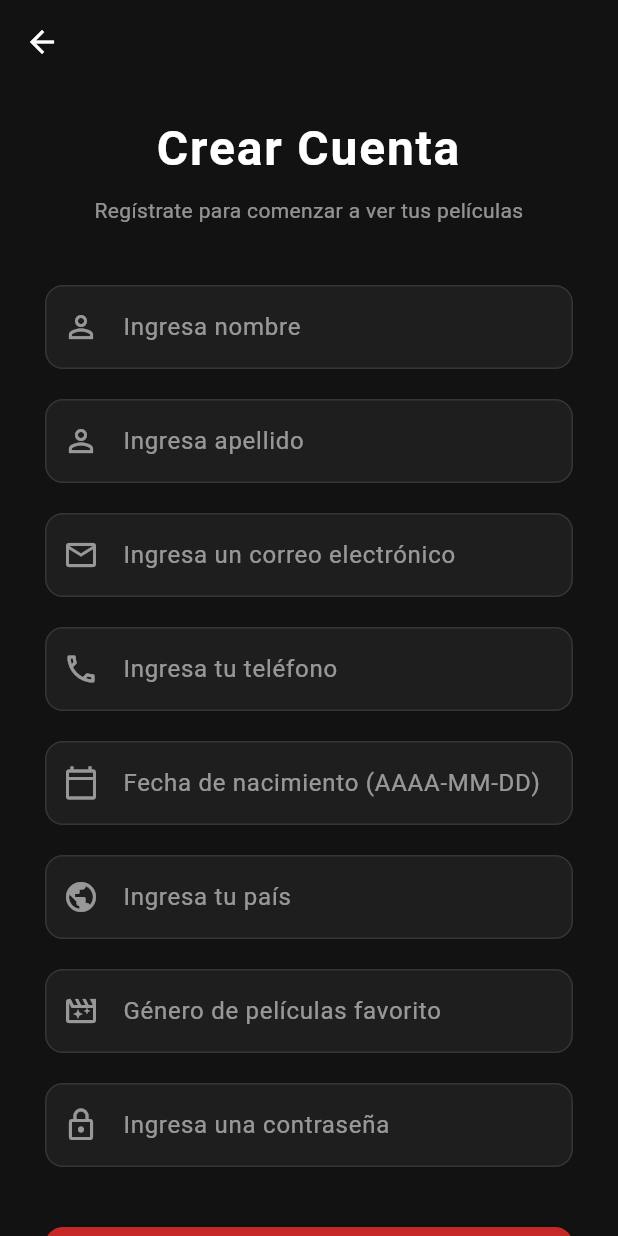
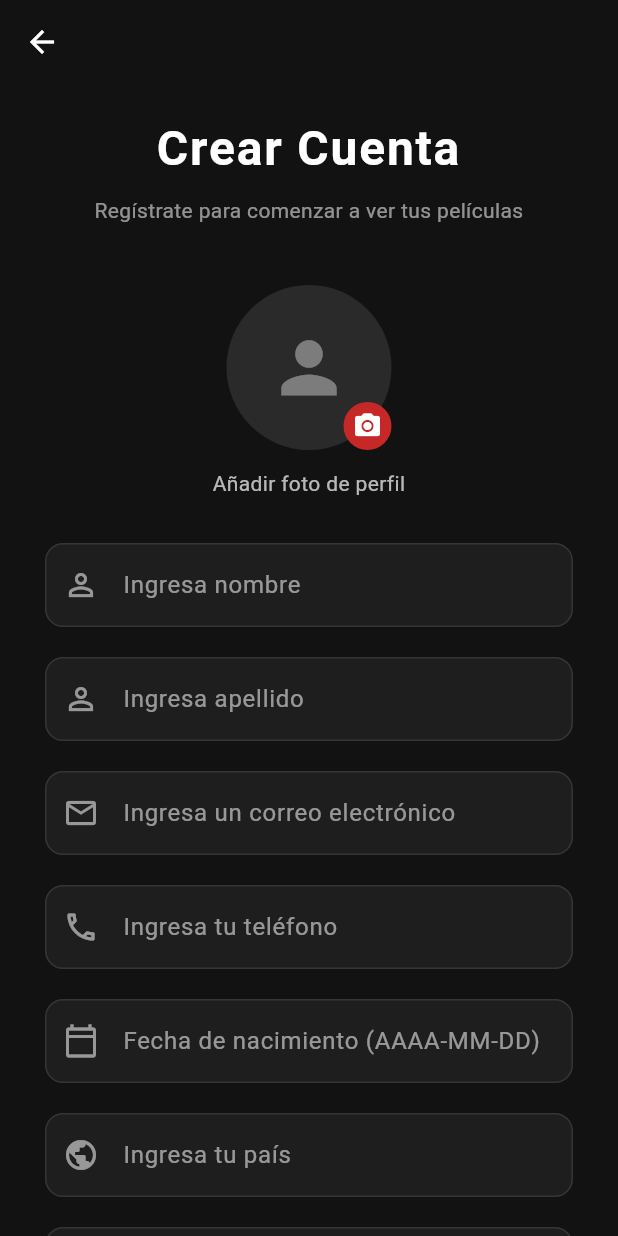
Before and after one commit to Dprssd4403/ProyectoMovil3, a Flutter app: the Registro screen opened by its route, on a phone screen of 412 x 824 dp. Run offline on Flutter 3.47's test engine with Material 3 defaults, Android fonts, the phone set to English and light mode, and no system bars; our stand-ins replace image_picker, supabase_flutter; accounts and stored records are empty; network calls fail.

Commit message:
final incompleto

```diff
--- a/lib/screens/PantallaRegistro.dart
+++ b/lib/screens/PantallaRegistro.dart
@@ -1,3 +1,5 @@
+import 'dart:io';
+import 'package:image_picker/image_picker.dart';
 import 'package:app_taller1/main.dart';
 import 'package:flutter/material.dart';
 import 'package:supabase_flutter/supabase_flutter.dart';
@@ -38,7 +40,7 @@ class Registro extends StatelessWidget {
                 style: TextStyle(color: Colors.white54, fontSize: 14),
               ),
               const SizedBox(height: 40),
-              formulario(context),
+              const FormularioRegistro(),
             ],
           ),
         ),
@@ -47,24 +49,129 @@ class Registro extends StatelessWidget {
   }
 }
 
-Widget formulario(BuildContext context) {
-  TextEditingController nombre = TextEditingController();
-  TextEditingController apellido =
-      TextEditingController();
-  TextEditingController correo = TextEditingController();
-  TextEditingController telefono =
-      TextEditingController();
-  TextEditingController fechaNacimiento =
-      TextEditingController();
-  TextEditingController pais = TextEditingController();
-  TextEditingController generoFavorito =
-      TextEditingController();
-  TextEditingController contrasenia = TextEditingController();
+class FormularioRegistro extends StatefulWidget {
+  const FormularioRegistro({super.key});
 
+  @override
+  State<FormularioRegistro> createState() => _FormularioRegistroState();
+}
+
+class _FormularioRegistroState extends State<FormularioRegistro> {
+  final TextEditingController nombre = TextEditingController();
+  final TextEditingController apellido = TextEditingController();
+  final TextEditingController correo = TextEditingController();
+  final TextEditingController telefono = TextEditingController();
+  final TextEditingController fechaNacimiento = TextEditingController();
+  final TextEditingController pais = TextEditingController();
+  final TextEditingController generoFavorito = TextEditingController();
+  final TextEditingController contrasenia = TextEditingController();
+
+  XFile? _foto;
+
+  void _actualizarImagen(XFile? nuevaImagen) {
+    setState(() {
+      _foto = nuevaImagen;
+    });
+  }
+
+  void _mostrarOpcionesFoto(BuildContext context) {
+    showModalBottomSheet(
+      context: context,
+      backgroundColor: const Color(0xFF1E1E1E),
+      shape: const RoundedRectangleBorder(
+        borderRadius: BorderRadius.vertical(top: Radius.circular(20)),
+      ),
+      builder: (BuildContext bc) {
+        return SafeArea(
+          child: Wrap(
+            children: [
+              ListTile(
+                leading: const Icon(Icons.photo_library, color: Colors.white),
+                title: const Text(
+                  'Galería',
+                  style: TextStyle(color: Colors.white),
+                ),
+                onTap: () async {
+                  Navigator.of(context).pop();
+                  final imagen = await ImagePicker().pickImage(
+                    source: ImageSource.gallery,
+                  );
+                  _actualizarImagen(imagen);
+                },
+              ),
+              ListTile(
+                leading: const Icon(Icons.photo_camera, color: Colors.white),
+                title: const Text(
+                  'Cámara',
+                  style: TextStyle(color: Colors.white),
+                ),
+                onTap: () async {
+                  Navigator.of(context).pop();
+                  final imagen = await ImagePicker().pickImage(
+                    source: ImageSource.camera,
+                  );
+                  _actualizarImagen(imagen);
+                },
+              ),
+            ],
+          ),
+        );
+      },
+    );
+  }
+
+  @override
+  Widget build(BuildContext context) {
     return Column(
       crossAxisAlignment: CrossAxisAlignment.stretch,
       children: [
-      // CAMPO: NOMBRE
+        Center(
+          child: GestureDetector(
+            onTap: () => _mostrarOpcionesFoto(context),
+            child: Stack(
+              children: [
+                CircleAvatar(
+                  radius: 55,
+                  backgroundColor: Colors.white.withOpacity(0.1),
+                  backgroundImage: _foto != null
+                      ? FileImage(File(_foto!.path))
+                      : null,
+                  child: _foto == null
+                      ? const Icon(
+                          Icons.person,
+                          size: 55,
+                          color: Colors.white38,
+                        )
+                      : null,
+                ),
+                Positioned(
+                  bottom: 0,
+                  right: 0,
+                  child: Container(
+                    padding: const EdgeInsets.all(6),
+                    decoration: BoxDecoration(
+                      color: Colors.red.shade800,
+                      shape: BoxShape.circle,
+                    ),
+                    child: const Icon(
+                      Icons.camera_alt,
+                      size: 20,
+                      color: Colors.white,
+                    ),
+                  ),
+                ),
+              ],
+            ),
+          ),
+        ),
+        const SizedBox(height: 12),
+        Text(
+          _foto == null ? "Añadir foto de perfil" : "Cambiar foto",
+          textAlign: TextAlign.center,
+          style: const TextStyle(color: Colors.white70, fontSize: 14),
+        ),
+        const SizedBox(height: 30),
+
         TextField(
           controller: nombre,
           style: const TextStyle(color: Colors.white),
@@ -287,7 +394,9 @@ Widget formulario(BuildContext context) {
               pais,
               generoFavorito,
               contrasenia,
+              _foto?.path,
             );
+
             irInicioSesion(
               context,
               nombre,
@@ -316,6 +425,7 @@ Widget formulario(BuildContext context) {
         ),
       ],
     );
+  }
 }
 
 void irInicioSesion(
@@ -360,7 +470,6 @@ void irInicioSesion(
     );
   }
 }
-
 Future<void> registro(
   context,
   nombre,
@@ -371,17 +480,33 @@ Future<void> registro(
   pais,
   generoFavorito,
   contrasenia,
+  String? imagenRuta,
 ) async {
   try {
+
     final AuthResponse res = await supabase.auth.signUp(
       email: correo.text,
       password: contrasenia.text,
     );
-
     final User? user = res.user;
-    final Session? session = res.session;
 
     if (user != null) {
+      String? avatarUrl;
+
+      if (imagenRuta != null) {
+        final avatarFile = File(imagenRuta);
+
+        final String fileName = '${user.id}_avatar.png';
+
+        await supabase.storage.from('avatars').upload(
+          'public/$fileName',
+          avatarFile,
+          fileOptions: const FileOptions(cacheControl: 'no-cache', upsert: true),
+        );
+
+        avatarUrl = fileName;
+      }
+
       await supabase.from('perfiles').insert({
         'id': user.id,
         'nombre': nombre.text,
@@ -390,7 +515,10 @@ Future<void> registro(
         'fecha_nacimiento': DateTime.parse(fechaNacimiento.text).toIso8601String(),
         'pais': pais.text,
         'genero_favorito': generoFavorito.text,
+        'avatar_url': avatarUrl,
       });
+
+      print("Registro exitoso de datos y fotografía.");
     }
   } catch (e) {
     print("Error en el registro: $e");
--- a/pubspec.yaml
+++ b/pubspec.yaml
@@ -11,6 +11,7 @@ dependencies:
   flutter:
     sdk: flutter
   http: ^1.6.0
+  image_picker: ^1.2.3
   supabase_flutter: ^2.15.0
 dev_dependencies:
   flutter_test:
```
Also changed, not shown: pubspec.lock, 5 other files. Lines whose indentation alone changed are shown as unchanged.
